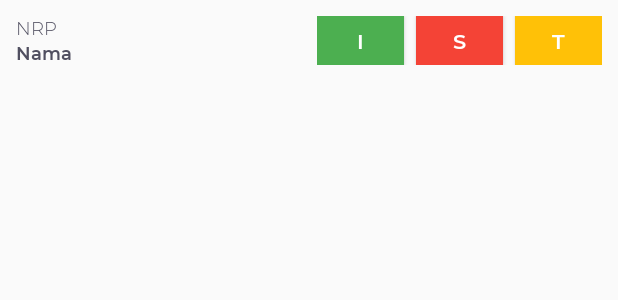
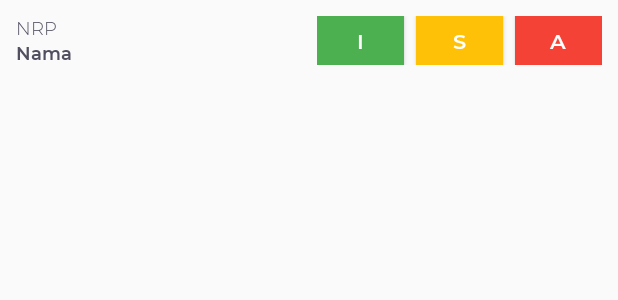
Before and after one commit to bimamahendra/MaNgab, an Android app: the layout row_rekap.xml on its own in the app's theme, with its tools: preview values and no code run, on a phone screen of 412 x 824 dp. Shown: the top 300 px of the screen. Run offline under Robolectric (Android 15) with nearby library versions, the phone set to English and light mode, and no system bars.

Commit message:
rekap rapiin

```diff
--- a/app/src/main/res/layout/row_rekap.xml
+++ b/app/src/main/res/layout/row_rekap.xml
@@ -1,73 +1,76 @@
 <?xml version="1.0" encoding="utf-8"?>
 <LinearLayout xmlns:android="http://schemas.android.com/apk/res/android"
-    android:orientation="horizontal"
     android:layout_width="match_parent"
     android:layout_height="wrap_content"
+    android:orientation="horizontal"
     android:padding="5dp">
 
     <LinearLayout
         android:layout_width="match_parent"
         android:layout_height="wrap_content"
+        android:layout_weight="1"
+        android:gravity="left"
         android:orientation="vertical"
-        android:padding="5dp"
-        android:layout_weight="1"
-        android:gravity="left">
+        android:padding="5dp">
+
         <TextView
-            android:textColor="@color/colorText"
+            android:id="@+id/tvNRP"
             android:layout_width="wrap_content"
             android:layout_height="wrap_content"
+            android:fontFamily="@font/montserrat_light"
             android:text="NRP"
-            android:textSize="12sp"
-            android:id="@+id/tvNRP"
-            android:fontFamily="@font/montserrat_light" />
+            android:textColor="@color/colorText"
+            android:textSize="12sp" />
+
         <TextView
-            android:textColor="@color/colorText"
+            android:id="@+id/tvName"
             android:layout_width="wrap_content"
             android:layout_height="wrap_content"
+            android:fontFamily="@font/montserrat_semibold"
             android:text="Nama"
-            android:textSize="12sp"
-            android:fontFamily="@font/montserrat_semibold"
-            android:id="@+id/tvName"/>
+            android:textColor="@color/colorText"
+            android:textSize="12sp" />
     </LinearLayout>
 
     <LinearLayout
         android:layout_width="match_parent"
         android:layout_height="match_parent"
+        android:layout_weight="1"
+        android:gravity="left"
         android:orientation="horizontal"
-        android:padding="5dp"
-        android:layout_weight="1"
-        android:gravity="left">
+        android:padding="5dp">
+
         <Button
+            android:id="@+id/btnIzin"
             android:layout_width="0dp"
             android:layout_height="wrap_content"
-            android:text="I"
-            android:textColor="#ffffff"
+            android:layout_marginEnd="8dp"
             android:layout_weight="1"
             android:background="@color/colorIzin"
-            android:id="@+id/btnIzin"
-            android:layout_marginEnd="8dp"
-            android:fontFamily="@font/montserrat_semibold"/>
+            android:fontFamily="@font/montserrat_semibold"
+            android:text="I"
+            android:textColor="#ffffff" />
 
         <Button
+            android:id="@+id/btnTugas"
             android:layout_width="0dp"
             android:layout_height="wrap_content"
+            android:layout_weight="1"
+            android:background="@color/colorTugas"
+            android:fontFamily="@font/montserrat_semibold"
             android:text="S"
             android:textColor="#ffffff"
-            android:layout_weight="1"
-            android:id="@+id/btnSakit"
-            android:background="@color/colorSakit"
-            android:layout_marginEnd="8dp"
-            android:fontFamily="@font/montserrat_semibold"/>
+            android:layout_marginEnd="8dp"/>
 
         <Button
+            android:id="@+id/btnSakit"
             android:layout_width="0dp"
             android:layout_height="wrap_content"
-            android:text="T"
-            android:textColor="#ffffff"
             android:layout_weight="1"
-            android:id="@+id/btnTugas"
-            android:background="@color/colorTugas"
-            android:fontFamily="@font/montserrat_semibold"/>
+            android:background="@color/colorSakit"
+            android:fontFamily="@font/montserrat_semibold"
+            android:text="A"
+            android:textColor="#ffffff" />
     </LinearLayout>
 
 </LinearLayout>
```
